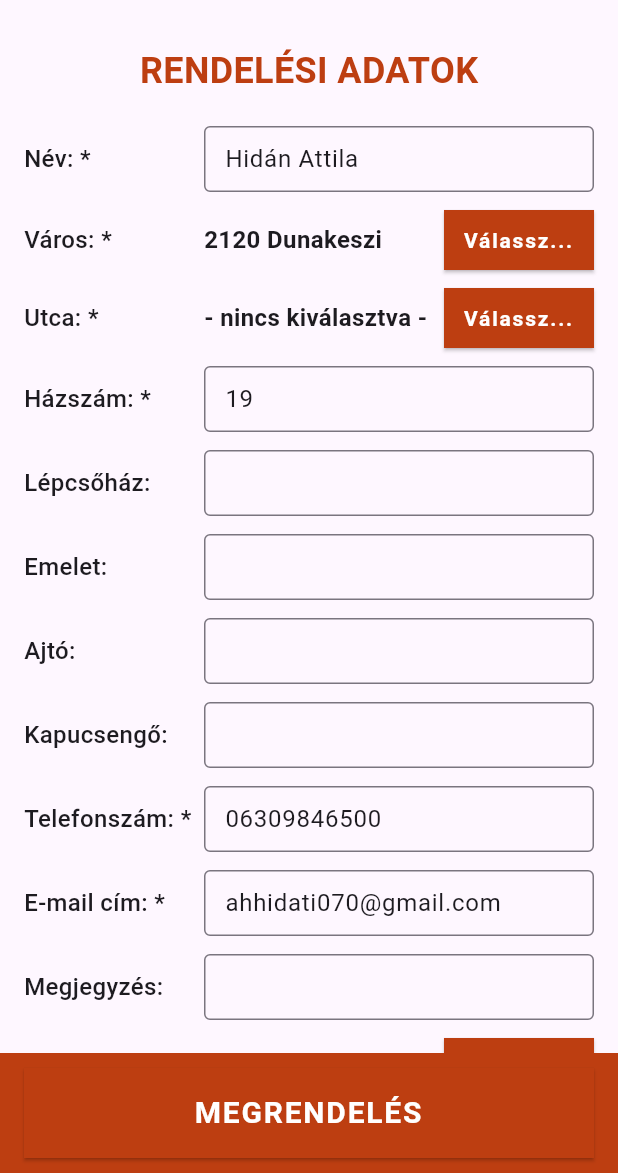
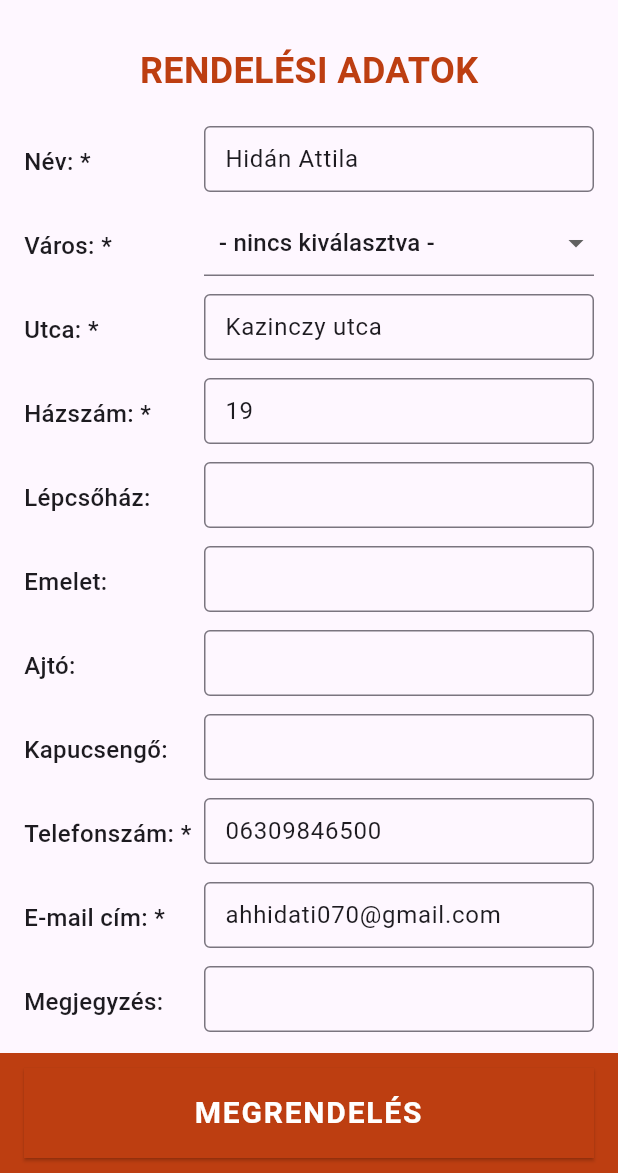
Before and after one commit to whattila/nem_pancser, a Flutter app: the OrderPage screen opened by its route, on a phone screen of 412 x 824 dp, the part 63-1236 px from its top. Run offline on Flutter 3.47's test engine with Material 3 defaults, Android fonts, the phone set to English and light mode, and no system bars; our stand-ins replace auto_route, flutter_bloc, freezed_annotation, rxdart.

Commit message:
Redid OrderPage with Form

```diff
--- a/lib/features/buy/create_pizza/ui/create_pizza_page.dart
+++ b/lib/features/buy/create_pizza/ui/create_pizza_page.dart
@@ -29,7 +29,8 @@ class CreatePizzaPage extends StatelessWidget {
           if (state is CreatePizzaInProgressState) {
             showNoToppingConfirmDialog(context);
           } else {
-            context.router.replace(const CartRoute());
+            context.router.popUntilRoot();
+            context.router.push(const CartRoute());
           }
         },
         child: const CreatePizzaView(),
--- a/lib/features/buy/order/order_page.dart
+++ b/lib/features/buy/order/order_page.dart
@@ -4,8 +4,15 @@ import 'package:flutter/material.dart';
 import '../../shared/widgets/pancser_button.dart';
 
 @RoutePage()
-class OrderPage extends StatelessWidget {
+class OrderPage extends StatefulWidget {
   const OrderPage({super.key});
+
+  @override
+  State<OrderPage> createState() => _OrderPageState();
+}
+
+class _OrderPageState extends State<OrderPage> {
+  final _formKey = GlobalKey<FormState>();
 
   @override
   Widget build(BuildContext context) {
@@ -20,12 +27,14 @@ class OrderPage extends StatelessWidget {
         ),
         centerTitle: true,
       ),
-      body: const SingleChildScrollView(
+      body: Form(
+        key: _formKey,
+        child: SingleChildScrollView(
           child: Padding(
-          padding: EdgeInsets.all(16.0),
+            padding: const EdgeInsets.all(16.0),
             child: Column(
               children: [
-              Text(
+                const Text(
                   'RENDELÉSI ADATOK',
                   style: TextStyle(
                     color: Color(0xFFBD3E11),
@@ -33,34 +42,81 @@ class OrderPage extends StatelessWidget {
                     fontWeight: FontWeight.bold,
                   ),
                 ),
-              SizedBox(height: 20),
-              InputRow(label: 'Név: *', initialValue: 'Hidán Attila'),
-              SizedBox(height: 12),
-              SelectRow(label: 'Város: *', value: '2120 Dunakeszi'),
-              SizedBox(height: 12),
-              SelectRow(label: 'Utca: *', value: '- nincs kiválasztva -'),
-              SizedBox(height: 12),
-              InputRow(label: 'Házszám: *', initialValue: '19'),
-              SizedBox(height: 12),
-              InputRow(label: 'Lépcsőház:', initialValue: ''),
-              SizedBox(height: 12),
-              InputRow(label: 'Emelet:', initialValue: ''),
-              SizedBox(height: 12),
-              InputRow(label: 'Ajtó:', initialValue: ''),
-              SizedBox(height: 12),
-              InputRow(label: 'Kapucsengő:', initialValue: ''),
-              SizedBox(height: 12),
-              InputRow(label: 'Telefonszám: *', initialValue: '06309846500'),
-              SizedBox(height: 12),
-              InputRow(label: 'E-mail cím: *', initialValue: 'ahhidati070@gmail.com'),
-              SizedBox(height: 12),
-              InputRow(label: 'Megjegyzés:', initialValue: ''),
-              SizedBox(height: 12),
-              SelectRow(label: 'Fizetés: *', value: '-'),
-              SizedBox(height: 12),
-              SelectRow(label: 'Szállítás: *', value: 'Házhozszállítás'),
-              SizedBox(height: 20),
+                const SizedBox(height: 20),
+                InputRow(
+                  label: 'Név: *',
+                  initialValue: 'Hidán Attila',
+                  validator: (value) => (value == null || value.isEmpty)
+                      ? 'Kérjük add meg a neved!'
+                      : null,
+                ),
+                const SizedBox(height: 12),
+                const SelectRow(
+                  label: 'Város: *',
+                  options: ['2120 Dunakeszi', '2121 Fót', '2131 Göd'],
+                ),
+                const SizedBox(height: 12),
+                InputRow(
+                  label: 'Utca: *',
+                  initialValue: 'Kazinczy utca',
+                  validator: (value) => (value == null || value.isEmpty)
+                      ? 'Kérjük add meg az utcát!'
+                      : null,
+                ),
+                const SizedBox(height: 12),
+                InputRow(
+                  label: 'Házszám: *',
+                  initialValue: '19',
+                  validator: (value) => (value == null || value.isEmpty)
+                      ? 'Kérjük add meg a házszámot!'
+                      : null,
+                ),
+                const SizedBox(height: 12),
+                const InputRow(label: 'Lépcsőház:'),
+                const SizedBox(height: 12),
+                const InputRow(label: 'Emelet:'),
+                const SizedBox(height: 12),
+                const InputRow(label: 'Ajtó:'),
+                const SizedBox(height: 12),
+                const InputRow(label: 'Kapucsengő:'),
+                const SizedBox(height: 12),
+                InputRow(
+                  label: 'Telefonszám: *',
+                  initialValue: '06309846500',
+                  keyboardType: TextInputType.phone,
+                  validator: (value) => (value == null || value.isEmpty)
+                      ? 'Kérjük add meg a telefonszámod!'
+                      : null,
+                ),
+                const SizedBox(height: 12),
+                InputRow(
+                  label: 'E-mail cím: *',
+                  initialValue: 'ahhidati070@gmail.com',
+                  validator: (value) {
+                    if (value == null || value.isEmpty) {
+                      return 'Kérjük add meg az e-mail címed!';
+                    }
+                    else if (!RegExp(r'^.+@.+\..+$').hasMatch(value)) {
+                      return 'Érvénytelen e-mail formátum!';
+                    }
+                    return null;
+                  },
+                ),
+                const SizedBox(height: 12),
+                const InputRow(label: 'Megjegyzés:'),
+                const SizedBox(height: 12),
+                const SelectRow(
+                  label: 'Fizetés: *',
+                  options: ['Készpénz', 'Bankkártya'],
+                ),
+                const SizedBox(height: 12),
+                const SelectRow(
+                  label: 'Szállítás: *',
+                  options: ['Házhozszállítás', 'Személyes átvétel'],
+                ),
+                const SizedBox(height: 20),
               ],
+            ),
           ),
         ),
       ),
@@ -70,7 +126,13 @@ class OrderPage extends StatelessWidget {
         padding: const EdgeInsets.symmetric(horizontal: 16, vertical: 10),
         child: PancserButton(
           text: 'MEGRENDELÉS',
-          onPressed: () { ScaffoldMessenger.of(context).showSnackBar(SnackBar(content: Text('Megrendelés leadva'))); },
+          onPressed: () {
+            if (_formKey.currentState?.validate() ?? false) {
+              ScaffoldMessenger.of(context).showSnackBar(
+                  const SnackBar(content: Text('Megrendelés leadva')));
+              context.router.popUntilRoot();
+            }
+          },
           height: 60,
           fontSize: 20,
         ),
@@ -81,28 +143,38 @@ class OrderPage extends StatelessWidget {
 
 class InputRow extends StatelessWidget {
   final String label;
-  final String initialValue;
+  final String? initialValue;
+  final String? Function(String?)? validator;
+  final TextInputType? keyboardType;
 
   const InputRow({
     super.key,
     required this.label,
-    required this.initialValue,
+    this.initialValue,
+    this.validator,
+    this.keyboardType,
   });
 
   @override
   Widget build(BuildContext context) {
     return Row(
+      crossAxisAlignment: CrossAxisAlignment.start,
       children: [
         SizedBox(
           width: 120,
+          child: Padding(
+            padding: const EdgeInsets.only(top: 12.0),
             child: Text(
               label,
               style: const TextStyle(fontSize: 16, fontWeight: FontWeight.w500),
             ),
           ),
+        ),
         Expanded(
-          child: TextField(
-            controller: TextEditingController(text: initialValue),
+          child: TextFormField(
+            initialValue: initialValue,
+            validator: validator,
+            keyboardType: keyboardType,
             decoration: const InputDecoration(
               isDense: true,
               contentPadding: EdgeInsets.symmetric(horizontal: 10, vertical: 10),
@@ -116,39 +188,58 @@ class InputRow extends StatelessWidget {
 }
 
 class SelectRow extends StatelessWidget {
+  static const String unsetValue = "- nincs kiválasztva -";
+
   final String label;
-  final String value;
+  final List<String> options;
 
   const SelectRow({
     super.key,
     required this.label,
-    required this.value,
+    required this.options,
   });
 
   @override
   Widget build(BuildContext context) {
+    final allOptions = [
+      unsetValue,
+      ...options
+    ];
+
     return Row(
+      crossAxisAlignment: CrossAxisAlignment.start,
       children: [
         SizedBox(
           width: 120,
+          child: Padding(
+            padding: const EdgeInsets.only(top: 12.0),
             child: Text(
               label,
               style: const TextStyle(fontSize: 16, fontWeight: FontWeight.w500),
             ),
           ),
+        ),
         Expanded(
-          child: Text(
-            value,
-            style: const TextStyle(fontSize: 16, fontWeight: FontWeight.bold),
+          child: DropdownButtonFormField<String>(
+            initialValue: unsetValue,
+            items: allOptions.map((String val) {
+              return DropdownMenuItem<String>(
+                value: val,
+                child: Text(val),
+              );
+            }).toList(),
+            onChanged: (val) {},
+            validator: (val) {
+              if (val == null || val == unsetValue) {
+                return 'Kérjük válassz!';
+              }
+              return null;
+            },
+            decoration: const InputDecoration(
+              isDense: true,
+              contentPadding: EdgeInsets.symmetric(horizontal: 10, vertical: 10),
             ),
           ),
-        const SizedBox(width: 10),
-        PancserButton(
-          text: 'Válassz...',
-          onPressed: () {},
-          width: 100,
-          height: 40,
-          fontSize: 14,
         ),
       ],
     );
```
Lines whose indentation alone changed are shown as unchanged.
